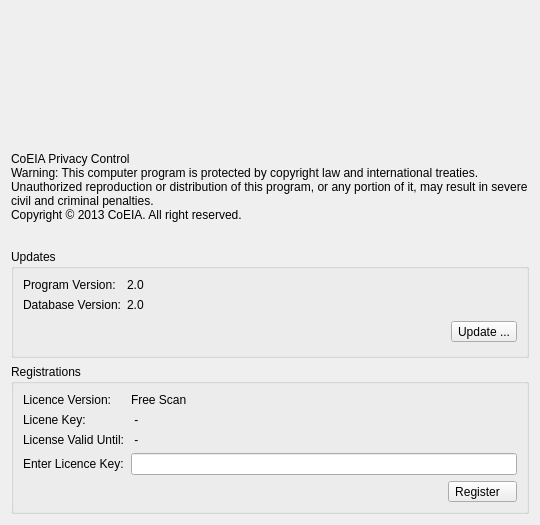
This is CPC/ui/aboutwidget.ui in CoEIA/CPC as Qt 5 draws it before an edit. The edited form follows.
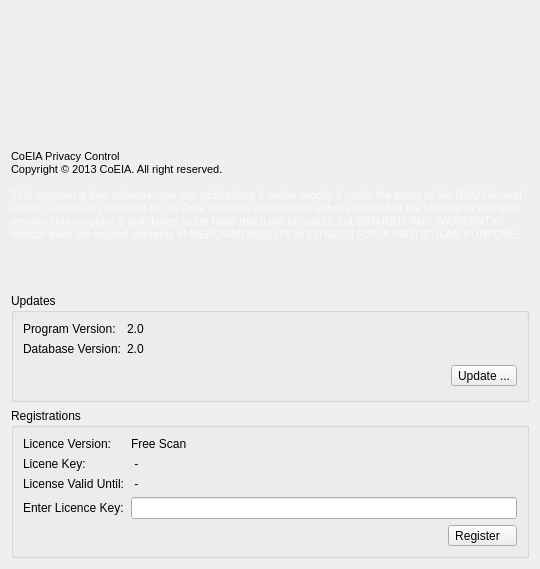
This is the edited form.

Commit message: transalate GPL arabic in about dialog

Diff of the .ui file:
```diff
--- a/CPC/ui/aboutwidget.ui
+++ b/CPC/ui/aboutwidget.ui
@@ -45,9 +45,13 @@
       </sizepolicy>
      </property>
      <property name="text">
-      <string>CoEIA Privacy Control&lt;br/&gt;
-Warning: This computer program is protected by copyright law and international treaties. Unauthorized reproduction or distribution of this program, or any portion of it, may result in severe civil and criminal penalties.&lt;br/&gt;
-Copyright © 2013 CoEIA. All right reserved.</string>
+      <string>&lt;!DOCTYPE HTML PUBLIC &quot;-//W3C//DTD HTML 4.0//EN&quot; &quot;http://www.w3.org/TR/REC-html40/strict.dtd&quot;&gt;
+&lt;html&gt;&lt;head&gt;&lt;meta name=&quot;qrichtext&quot; content=&quot;1&quot; /&gt;&lt;style type=&quot;text/css&quot;&gt;
+p, li { white-space: pre-wrap; }
+&lt;/style&gt;&lt;/head&gt;&lt;body style=&quot; font-family:'MS Shell Dlg 2'; font-size:8.25pt; font-weight:400; font-style:normal;&quot;&gt;
+&lt;p style=&quot; margin-top:0px; margin-bottom:0px; margin-left:0px; margin-right:0px; -qt-block-indent:0; text-indent:0px;&quot;&gt;&lt;span style=&quot; font-size:8pt;&quot;&gt;CoEIA Privacy Control&lt;br /&gt;Copyright © 2013 CoEIA. All right reserved.&lt;br /&gt;&lt;/span&gt;&lt;/p&gt;
+&lt;p style=&quot; margin-top:0px; margin-bottom:0px; margin-left:0px; margin-right:0px; -qt-block-indent:0; text-indent:0px;&quot;&gt;&lt;span style=&quot; font-size:8pt; color:#fafafa;&quot;&gt;This program is free software: you can redistribute it and/or modify it under the terms of the GNU General Public License as published by the Free Software Foundation, either version 3 of the License or any later version.This program is distributed in the hope that it will be useful, but WITHOUT ANY WARRANTY; without even the implied warranty of MERCHANTABILITY or FITNESS FOR A PARTICULAR PURPOSE.&lt;/span&gt;&lt;/p&gt;
+&lt;p style=&quot; margin-top:0px; margin-bottom:0px; margin-left:0px; margin-right:0px; -qt-block-indent:0; text-indent:0px;&quot;&gt;&lt;span style=&quot; font-size:8pt;&quot;&gt;&lt;br /&gt;&lt;/span&gt;&lt;/p&gt;&lt;/body&gt;&lt;/html&gt;</string>
      </property>
      <property name="scaledContents">
       <bool>true</bool>
```
The commit also changes 6 other files.
